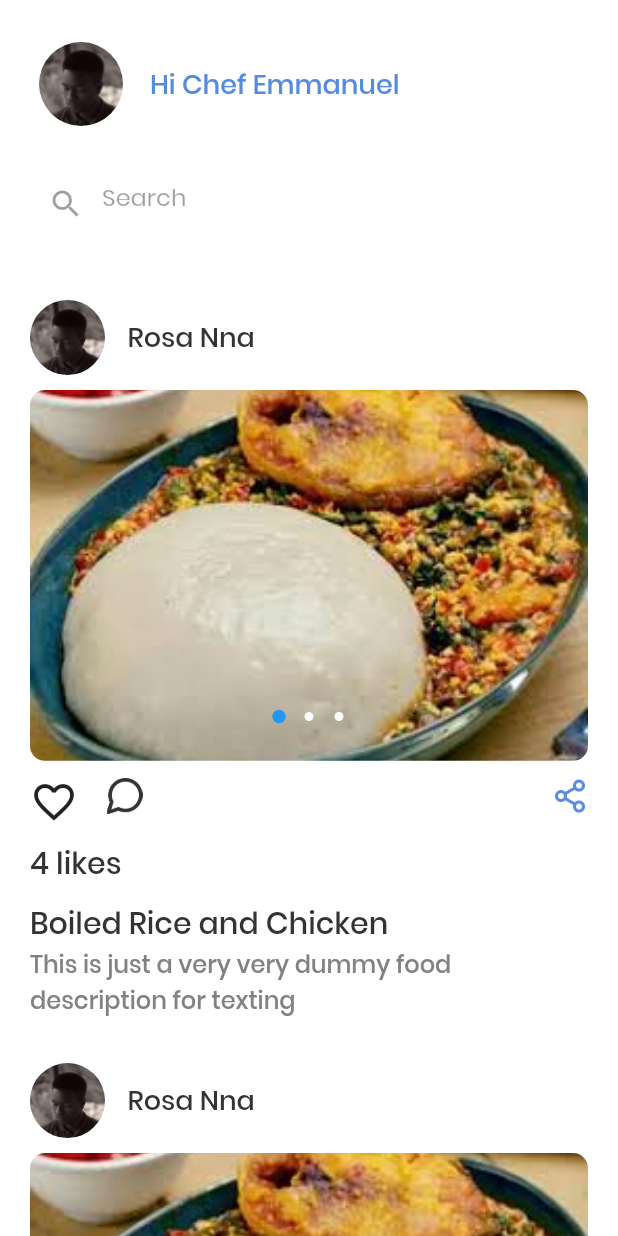
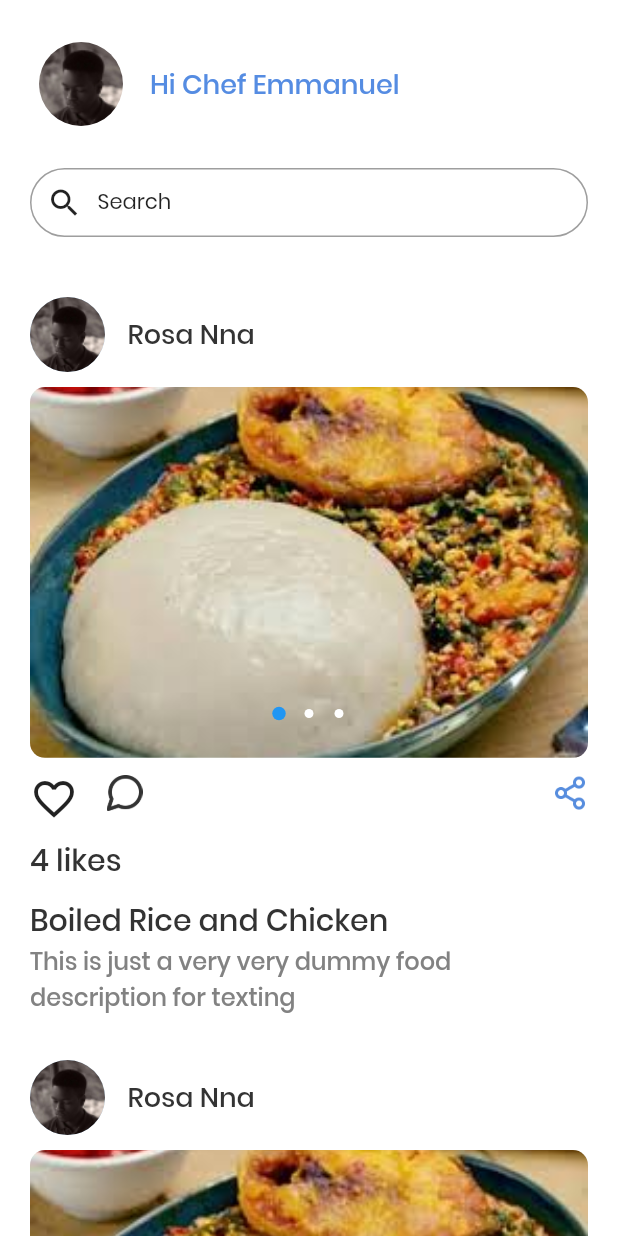
Before and after one commit to hngi/mobileforce-iCook, a Flutter app: the HomeScreen screen opened directly, after a tap on "Search", on a phone screen of 412 x 824 dp. Run offline on Flutter 3.47's test engine with Material 2 defaults, Android fonts, the phone set to English and light mode, and no system bars; drawn by our look-alikes of carousel_pro; our stand-ins replace connectivity, dio, flutter_screenutil, get, get_it, google_fonts and 6 more; missing offline and left inert: dart:ffi; accounts and stored records are empty.

Commit message:
updated homepage

```diff
--- a/icook_mobile/lib/ui/home_screen/home_screen.dart
+++ b/icook_mobile/lib/ui/home_screen/home_screen.dart
@@ -17,9 +17,7 @@ class _HomeScreenState extends State<HomeScreen> {
   ScrollController controller = ScrollController();
 
   Widget _searchBar() {
-    return GestureDetector(
-      onTap: () {Provider.of<HomePageModel>(context).changeTab(1); print('jdnej');},
-      child: Padding(
+    return Padding(
       padding: const EdgeInsets.all(20),
       child: Row(
         mainAxisAlignment: MainAxisAlignment.spaceEvenly,
@@ -57,7 +55,6 @@ class _HomeScreenState extends State<HomeScreen> {
           )
         ],
       ),
-      ),
     );
   }
 
@@ -91,7 +88,25 @@ class _HomeScreenState extends State<HomeScreen> {
                   ),
                 ),
               ),
-              _searchBar(),
+              GestureDetector(
+                onTap: () {
+                  Provider.of<HomePageModel>(context, listen: false)
+                      .changeTab(1);
+                  print('hiiff');
+                },
+                child: Container(
+                  margin: EdgeInsets.all(20),
+                  padding: EdgeInsets.all(10),
+                  decoration: BoxDecoration(
+                      border: Border.all(color: Colors.grey),
+                      borderRadius: BorderRadius.circular(24)),
+                  child: Row(children: <Widget>[
+                    Icon(Icons.search),
+                    SizedBox(width: 10),
+                    Text('Search', style: GoogleFonts.poppins())
+                  ]),
+                ),
+              ),
               ListView.builder(
                 shrinkWrap: true,
                 physics: NeverScrollableScrollPhysics(),
```
Lines whose indentation alone changed are shown as unchanged.
